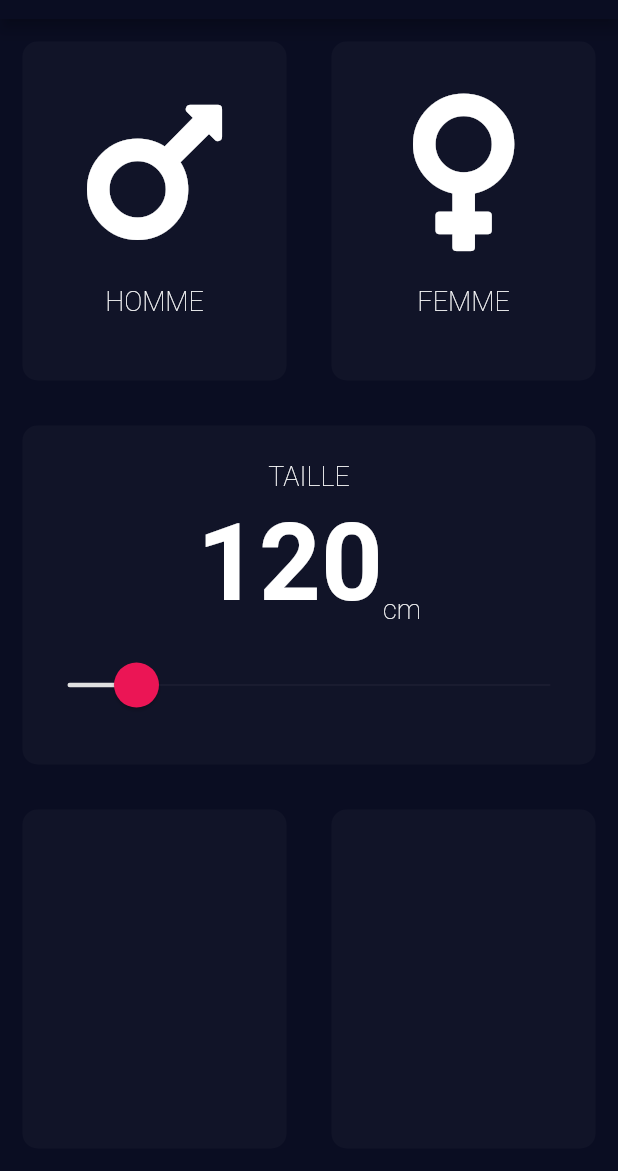
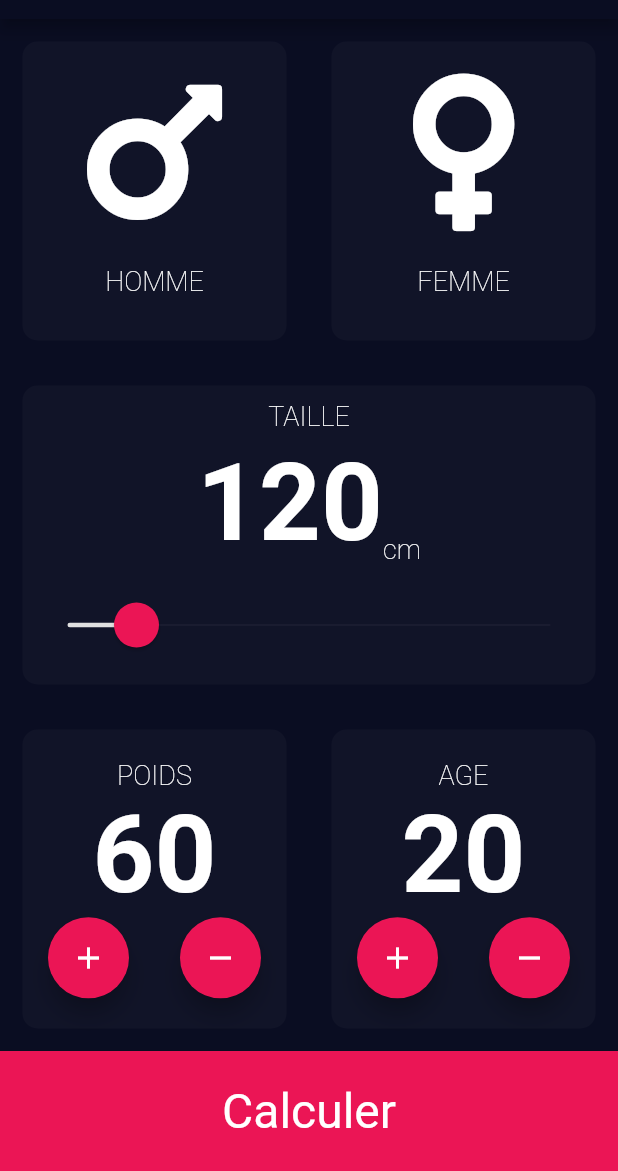
Before and after one commit to Llacoste2000/BMICalculator-flutter, a Flutter app: the screen it shows after launch, on a phone screen of 412 x 824 dp, the part 65-1236 px from its top. Run offline on Flutter 3.47's test engine with Material 2 defaults, Android fonts, the phone set to English and light mode, and no system bars; our stand-ins replace font_awesome_flutter.

Commit message:
feat: finished project

```diff
--- /dev/null
+++ b/lib/RouteArgument.dart
@@ -0,0 +1,5 @@
+class RouteArgument {
+  final String argument;
+
+  RouteArgument({this.argument});
+}
--- /dev/null
+++ b/lib/calculator_brain.dart
@@ -0,0 +1,16 @@
+import 'dart:math';
+
+import 'package:flutter/material.dart';
+
+class CalculatorBrain {
+  CalculatorBrain({@required this.height, @required this.weight});
+
+  final int height;
+  final int weight;
+
+  String calculateBMI() {
+    double result = this.weight / pow(height / 100, 2);
+    print(result);
+    return result.toStringAsFixed(1);
+  }
+}
--- a/lib/constants.dart
+++ b/lib/constants.dart
@@ -12,3 +12,13 @@ const textStyles = TextStyle(
   color: Colors.white,
   fontWeight: FontWeight.w100,
 );
+
+const textStylesTitle = TextStyle(
+  fontWeight: FontWeight.bold,
+  fontSize: 72.0,
+);
+
+const textStylesTitleH2 = TextStyle(
+  fontWeight: FontWeight.normal,
+  fontSize: 32.0,
+);
--- a/lib/input_page.dart
+++ b/lib/input_page.dart
@@ -1,19 +1,47 @@
+import 'package:bmi_calculator/RouteArgument.dart';
 import 'package:bmi_calculator/card_content.dart';
 import 'package:bmi_calculator/constants.dart';
 import 'package:bmi_calculator/custom_card.dart';
+import 'package:bmi_calculator/main.dart';
+import 'package:bmi_calculator/result_page.dart';
+import 'package:bmi_calculator/round_button.dart';
+import 'package:bmi_calculator/calculator_brain.dart';
 import 'package:flutter/cupertino.dart';
 import 'package:flutter/material.dart';
 import 'package:flutter/rendering.dart';
 import 'package:font_awesome_flutter/font_awesome_flutter.dart';
 
 class InputPage extends StatefulWidget {
+  static const routeName = '/';
+
   @override
   _InputPageState createState() => _InputPageState();
 }
 
 class _InputPageState extends State<InputPage> {
+  final int DEFAUT_HEIGHT = 120;
+  final int DEFAULT_WEIGHT = 60;
+  final int DEFAULT_AGE = 20;
+
   String gender;
-  double height = 120;
+  int height;
+  int weight;
+  int age;
+  String bmiResult;
+
+  CalculatorBrain bmi;
+
+  _InputPageState() {
+    this.height = this.DEFAUT_HEIGHT;
+    this.weight = this.DEFAULT_WEIGHT;
+    this.age = this.DEFAULT_AGE;
+  }
+
+  void changeAge(int val) {
+    setState(() {
+      this.age += val;
+    });
+  }
 
   void changeGender(String val) {
     setState(() {
@@ -25,9 +53,15 @@ class _InputPageState extends State<InputPage> {
     });
   }
 
-  void changeHeight(double val) {
+  void changeHeight(int val) {
     setState(() {
       this.height = val;
+    });
+  }
+
+  void changeWeight(int val) {
+    setState(() {
+      this.weight += val;
     });
   }
 
@@ -95,9 +129,7 @@ class _InputPageState extends State<InputPage> {
                               children: [
                                 Text(
                                   this.height.toInt().toString(),
-                                  style: TextStyle(
-                                      fontWeight: FontWeight.bold,
-                                      fontSize: 72.0),
+                                  style: textStylesTitle,
                                 ),
                                 Text(
                                   'cm',
@@ -119,11 +151,11 @@ class _InputPageState extends State<InputPage> {
                               overlayColor: secondaryColor.withAlpha(33),
                             ),
                             child: Slider(
-                              value: this.height,
+                              value: this.height.floorToDouble(),
                               min: 100,
                               max: 240,
                               onChanged: (double val) {
-                                changeHeight(val);
+                                changeHeight(int.parse(val.floor().toString()));
                               },
                             ),
                           ),
@@ -140,14 +172,115 @@ class _InputPageState extends State<InputPage> {
                   Expanded(
                     child: CustomCard(
                       color: containerBackgroundColorDark,
+                      child: Column(
+                        mainAxisAlignment: MainAxisAlignment.center,
+                        children: [
+                          Text(
+                            'POIDS',
+                            style: textStyles,
+                          ),
+                          Text(
+                            weight.toString(),
+                            style: textStylesTitle,
+                          ),
+                          Row(
+                            mainAxisAlignment: MainAxisAlignment.center,
+                            children: [
+                              RoundButton(
+                                enabled: this.weight != 240,
+                                onPressed: this.weight != 240
+                                    ? () => changeWeight(1)
+                                    : null,
+                                icon: Icon(
+                                  Icons.add,
+                                  color: Colors.white,
+                                ),
+                              ),
+                              RoundButton(
+                                enabled: this.weight != 20,
+                                onPressed: this.weight == 20
+                                    ? null
+                                    : () => this.changeWeight(-1),
+                                icon: Icon(
+                                  Icons.remove,
+                                  color: Colors.white,
+                                ),
+                              )
+                            ],
+                          )
+                        ],
+                      ),
                     ),
                   ),
                   Expanded(
                     child: CustomCard(
                       color: containerBackgroundColorDark,
+                      child: Column(
+                        mainAxisAlignment: MainAxisAlignment.center,
+                        children: [
+                          Text(
+                            'AGE',
+                            style: textStyles,
+                          ),
+                          Text(
+                            age.toString(),
+                            style: textStylesTitle,
+                          ),
+                          Row(
+                            mainAxisAlignment: MainAxisAlignment.center,
+                            children: [
+                              RoundButton(
+                                enabled: this.age != 110,
+                                onPressed:
+                                    this.age != 110 ? () => changeAge(1) : null,
+                                icon: Icon(
+                                  Icons.add,
+                                  color: Colors.white,
+                                ),
+                              ),
+                              RoundButton(
+                                enabled: this.age != 5,
+                                onPressed: this.age == 5
+                                    ? null
+                                    : () => this.changeAge(-1),
+                                icon: Icon(
+                                  Icons.remove,
+                                  color: Colors.white,
+                                ),
+                              )
+                            ],
+                          ),
+                        ],
+                      ),
                     ),
                   ),
                 ],
+              ),
+            ),
+            RawMaterialButton(
+              onPressed: () {
+                bmi = new CalculatorBrain(
+                  height: this.height,
+                  weight: this.weight,
+                );
+                bmiResult = bmi.calculateBMI();
+
+                Navigator.pushNamed(
+                  context,
+                  ResultAct.routeName,
+                  arguments: RouteArgument(
+                    argument: bmiResult,
+                  ),
+                );
+              },
+              constraints: BoxConstraints(
+                minHeight: 80.0,
+                minWidth: double.infinity,
+              ),
+              fillColor: secondaryColor,
+              child: Text(
+                'Calculer',
+                style: textStylesTitleH2,
               ),
             ),
           ],
--- a/lib/main.dart
+++ b/lib/main.dart
@@ -1,4 +1,5 @@
 import 'package:bmi_calculator/constants.dart';
+import 'package:bmi_calculator/result_page.dart';
 import 'package:flutter/material.dart';
 
 import 'input_page.dart';
@@ -6,6 +7,7 @@ import 'input_page.dart';
 void main() => runApp(BMICalculator());
 
 class BMICalculator extends StatelessWidget {
+
   @override
   Widget build(BuildContext context) {
     return MaterialApp(
@@ -18,6 +20,10 @@ class BMICalculator extends StatelessWidget {
             body1: TextStyle(color: textPrimary),
           )),
       home: InputPage(),
+      initialRoute: '/',
+      routes: {
+        ResultAct.routeName: (context) => ResultAct(),
+      },
     );
   }
 }
--- /dev/null
+++ b/lib/result_page.dart
@@ -0,0 +1,33 @@
+import 'package:bmi_calculator/RouteArgument.dart';
+import 'package:bmi_calculator/constants.dart';
+import 'package:flutter/material.dart';
+
+class ResultAct extends StatelessWidget {
+  static const routeName = '/result';
+
+  @override
+  Widget build(BuildContext context) {
+    final RouteArgument args = ModalRoute.of(context).settings.arguments;
+
+    return Scaffold(
+      appBar: AppBar(
+        title: Text('Resultats BMI'),
+      ),
+      body: Center(
+        child: Column(
+          mainAxisAlignment: MainAxisAlignment.center,
+          children: [
+            Text(
+              'Votre BMI est :',
+              style: textStyles,
+            ),
+            Text(
+              args.argument,
+              style: textStylesTitle,
+            )
+          ],
+        ),
+      ),
+    );
+  }
+}
--- /dev/null
+++ b/lib/round_button.dart
@@ -0,0 +1,24 @@
+import 'package:bmi_calculator/constants.dart';
+import 'package:flutter/material.dart';
+
+class RoundButton extends StatelessWidget {
+  RoundButton({this.icon, this.onPressed, this.enabled});
+
+  final Widget icon;
+  final Function onPressed;
+  final enabled;
+
+  @override
+  Widget build(BuildContext context) {
+    return Expanded(
+      child: RawMaterialButton(
+        padding: EdgeInsets.all(15.0),
+        onPressed: this.onPressed,
+        child: this.icon,
+        shape: CircleBorder(),
+        fillColor: enabled ? secondaryColor : Colors.white24,
+        elevation: this.enabled ? 6.0 : 0.0,
+      ),
+    );
+  }
+}
```
